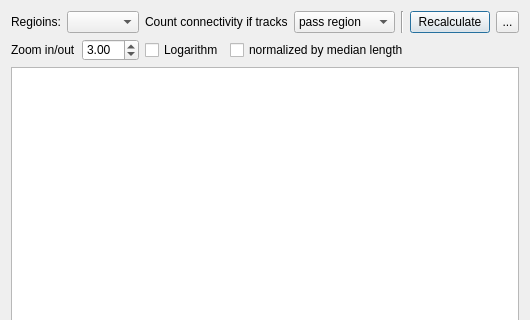
This is tracking/connectivity_matrix_dialog.ui in frankyeh/DSI-Studio as Qt 5 draws it before an edit; both pictures show x 0 to 530 and y 0 to 320 of the 530 by 480 pixel window. The edited form follows.
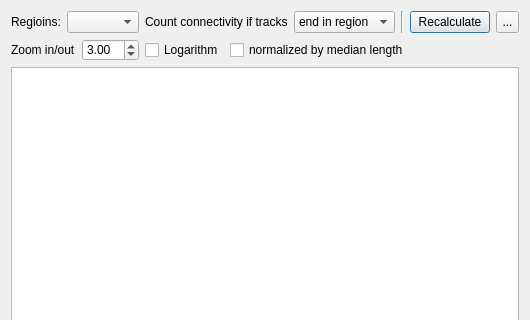
This is the edited form. Icons and pictures are not drawn.

```diff
--- a/tracking/connectivity_matrix_dialog.ui
+++ b/tracking/connectivity_matrix_dialog.ui
@@ -6,7 +6,7 @@
    <rect>
     <x>0</x>
     <y>0</y>
-    <width>467</width>
+    <width>495</width>
     <height>480</height>
    </rect>
   </property>
@@ -45,6 +45,9 @@
      </item>
      <item>
       <widget class="QComboBox" name="end_only">
+       <property name="currentIndex">
+        <number>1</number>
+       </property>
        <item>
         <property name="text">
          <string>pass region</string>
```
